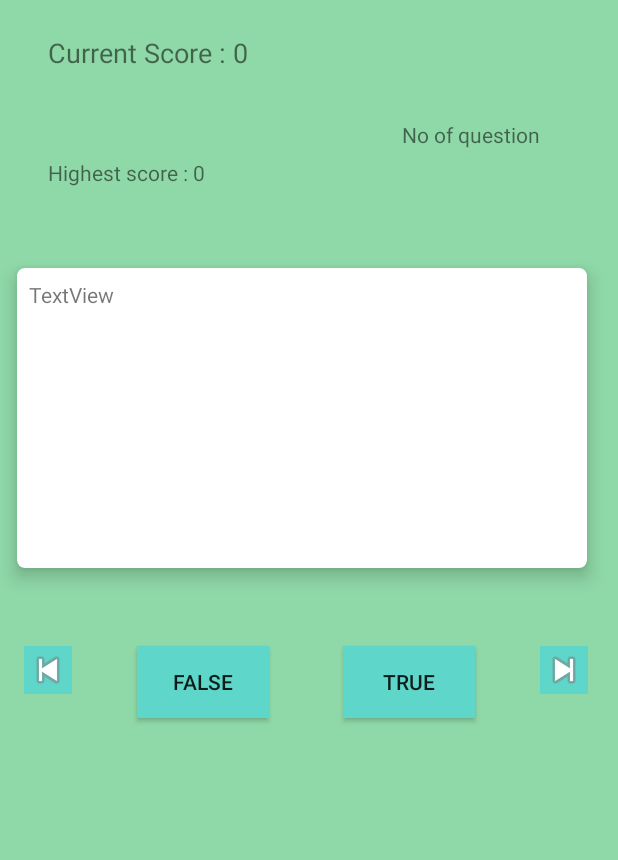
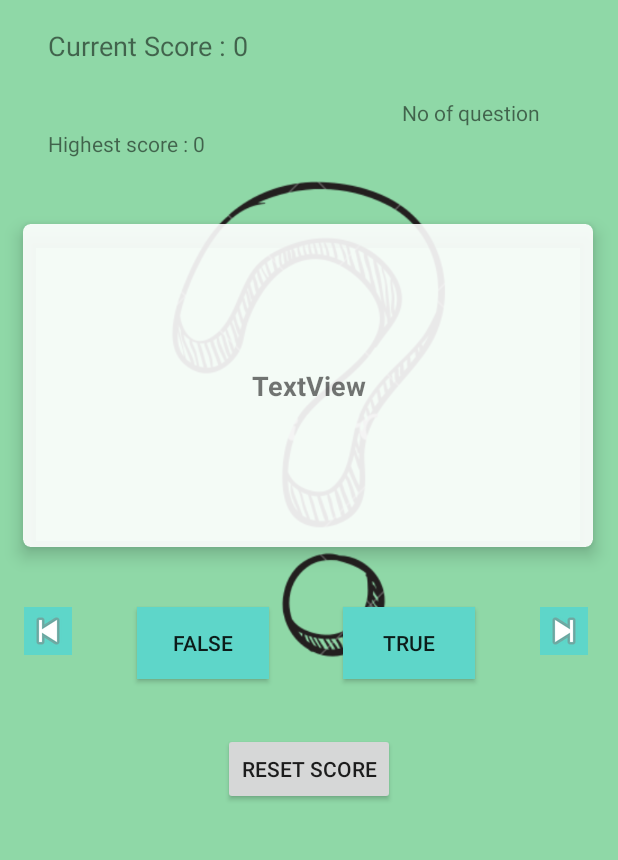
Before and after one commit to catalingoia/Trivia-Game, an Android app: the screen it shows after launch (MainActivity), on a phone screen of 412 x 824 dp, the part 241-1101 px from its top. Run offline under Robolectric (Android 15) with nearby library versions, the phone set to English and light mode, and no system bars; our stand-ins replace Volley; network calls fail; Roboto replaces fonts that are not available here.

Commit message:
trivia_app

```diff
--- a/app/build.gradle
+++ b/app/build.gradle
@@ -28,6 +28,9 @@ dependencies {
     implementation 'androidx.constraintlayout:constraintlayout:1.1.3'
     implementation 'com.android.volley:volley:1.2.0'
     implementation 'androidx.cardview:cardview:1.0.0'
+    implementation 'com.google.android.material:material:1.3.0'
+    implementation 'androidx.navigation:navigation-fragment:2.3.4'
+    implementation 'androidx.navigation:navigation-ui:2.3.4'
     testImplementation 'junit:junit:4.12'
     androidTestImplementation 'androidx.test.ext:junit:1.1.1'
     androidTestImplementation 'androidx.test.espresso:espresso-core:3.2.0'
--- a/app/src/main/AndroidManifest.xml
+++ b/app/src/main/AndroidManifest.xml
@@ -2,7 +2,8 @@
 <manifest xmlns:android="http://schemas.android.com/apk/res/android"
     package="com.example.joctrivia">
 
-    <uses-permission android:name="android.permission.INTERNET"></uses-permission>
+    <uses-permission android:name="android.permission.INTERNET" />
+
     <application
         android:name=".controller.AppController"
         android:allowBackup="true"
@@ -18,6 +19,7 @@
                 <category android:name="android.intent.category.LAUNCHER" />
             </intent-filter>
         </activity>
+
         <meta-data
             android:name="preloaded_fonts"
             android:resource="@array/preloaded_fonts" />
--- a/app/src/main/res/layout/activity_main.xml
+++ b/app/src/main/res/layout/activity_main.xml
@@ -10,22 +10,27 @@
     <androidx.cardview.widget.CardView
         android:id="@+id/cardView"
         android:layout_width="380dp"
-        android:layout_height="200dp"
+        android:layout_height="215dp"
+        app:cardBackgroundColor="#E6FFFFFF"
         app:cardCornerRadius="5dp"
         app:cardElevation="7dp"
         app:contentPadding="8dp"
         app:layout_constraintBottom_toBottomOf="parent"
         app:layout_constraintEnd_toEndOf="parent"
-        app:layout_constraintHorizontal_bias="0.354"
+        app:layout_constraintHorizontal_bias="0.483"
         app:layout_constraintStart_toStartOf="parent"
         app:layout_constraintTop_toTopOf="parent"
-        app:layout_constraintVertical_bias="0.499">
+        app:layout_constraintVertical_bias="0.459">
 
         <TextView
             android:id="@+id/question_textview"
-            android:layout_width="361dp"
-            android:layout_height="wrap_content"
-            android:text="@string/textview" />
+            android:layout_width="match_parent"
+            android:layout_height="match_parent"
+            android:text="@string/textview"
+            android:textAlignment="center"
+            android:gravity="center"
+            android:textSize="18sp"
+            android:textStyle="bold" />
     </androidx.cardview.widget.CardView>
 
     <TextView
@@ -44,7 +49,7 @@
         android:id="@+id/true_button"
         android:layout_width="wrap_content"
         android:layout_height="wrap_content"
-        android:layout_marginTop="52dp"
+        android:layout_marginTop="40dp"
         android:background="#5ED6C9"
         android:text="@string/true_title"
         app:layout_constraintEnd_toEndOf="parent"
@@ -56,7 +61,7 @@
         android:id="@+id/false_button"
         android:layout_width="wrap_content"
         android:layout_height="wrap_content"
-        android:layout_marginTop="52dp"
+        android:layout_marginTop="40dp"
         android:background="#5ED6C9"
         android:text="@string/false_title"
         app:layout_constraintEnd_toEndOf="parent"
@@ -68,7 +73,7 @@
         android:id="@+id/next_button"
         android:layout_width="wrap_content"
         android:layout_height="wrap_content"
-        android:layout_marginTop="52dp"
+        android:layout_marginTop="40dp"
         android:layout_marginEnd="20dp"
         android:background="#5ED6C9"
         android:contentDescription="@string/previous_button"
@@ -81,7 +86,7 @@
         android:layout_width="wrap_content"
         android:layout_height="wrap_content"
         android:layout_marginStart="16dp"
-        android:layout_marginTop="52dp"
+        android:layout_marginTop="40dp"
         android:background="#5ED6C9"
         android:contentDescription="@string/next_button"
         app:layout_constraintStart_toStartOf="parent"
@@ -121,5 +126,24 @@
         app:layout_constraintTop_toBottomOf="@+id/textView"
         app:layout_constraintVertical_bias="0.661" />
 
+    <Button
+        android:id="@+id/reset_button"
+        android:layout_width="wrap_content"
+        android:layout_height="wrap_content"
+        android:text="@string/reset_score"
+        app:layout_constraintBottom_toBottomOf="parent"
+        app:layout_constraintEnd_toEndOf="parent"
+        app:layout_constraintStart_toStartOf="parent"
+        app:layout_constraintTop_toBottomOf="@+id/true_button"
+        app:layout_constraintVertical_bias="0.223" />
 
+    <ImageView
+        android:id="@+id/question_button"
+        android:layout_width="wrap_content"
+        android:layout_height="wrap_content"
+        android:src="@drawable/question"
+        app:layout_constraintBottom_toBottomOf="parent"
+        app:layout_constraintEnd_toEndOf="parent"
+        app:layout_constraintStart_toStartOf="parent"
+        app:layout_constraintTop_toTopOf="parent" />
 </androidx.constraintlayout.widget.ConstraintLayout>
--- /dev/null
+++ b/app/src/main/res/layout/content_main_screen.xml
@@ -0,0 +1,6 @@
+<?xml version="1.0" encoding="utf-8"?>
+<androidx.constraintlayout.widget.ConstraintLayout xmlns:android="http://schemas.android.com/apk/res/android"
+    xmlns:app="http://schemas.android.com/apk/res-auto"
+    android:layout_width="match_parent"
+    android:layout_height="match_parent"
+    app:layout_behavior="@string/appbar_scrolling_view_behavior"></androidx.constraintlayout.widget.ConstraintLayout>
--- /dev/null
+++ b/app/src/main/res/values/dimens.xml
@@ -0,0 +1,3 @@
+<resources>
+    <dimen name="fab_margin">16dp</dimen>
+</resources>
```
Also changed, not shown: app/src/main/java/com/example/joctrivia/MainActivity.java (+19 -4 lines), app/src/main/res/layout/activity_main_screen.xml (added, +33 -0 lines), app/src/main/res/layout/fragment_first.xml (added, +28 -0 lines), app/src/main/res/layout/fragment_second.xml (added, +27 -0 lines), app/src/main/res/navigation/nav_graph.xml (added, +28 -0 lines), app/src/main/res/values/strings.xml (+10 -0 lines), app/src/main/res/values/styles.xml (+9 -0 lines), app/src/main/res/drawable-v24/question.png (added).
